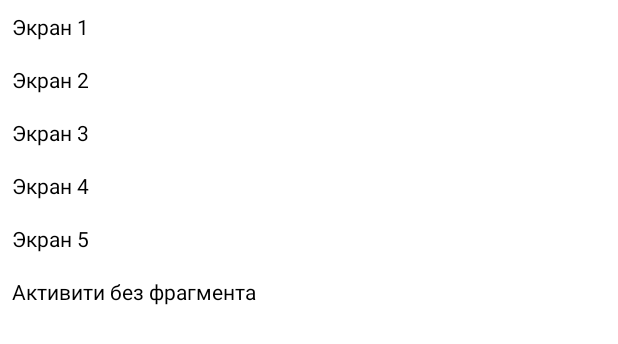
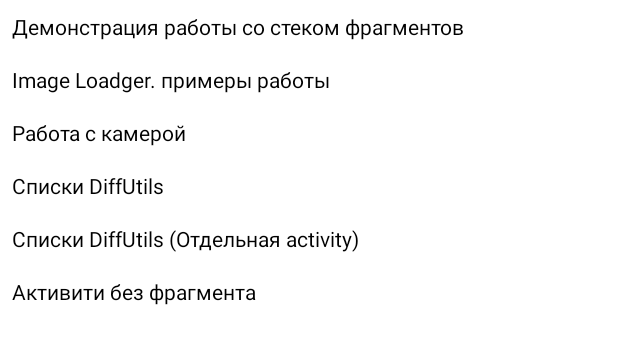
Before and after one commit to MrVilkaman/cleanbase, an Android app: the layout drawer.xml on its own in the app's theme, with its tools: preview values and no code run, on a phone screen of 412 x 824 dp. Shown: the top 344 px of the screen. Run offline under Robolectric (Android 15) with nearby library versions, the phone set to English and light mode, and no system bars.

Commit message:
change texts in drawer

```diff
--- a/app/src/main/res/layout/drawer.xml
+++ b/app/src/main/res/layout/drawer.xml
@@ -14,27 +14,27 @@
 		<RadioButton
 			android:id="@+id/menu_1"
 			style="@style/LeftMenuItem"
-			android:text="Экран 1"/>
+			android:text="Демонстрация работы со стеком фрагментов"/>
 
 		<RadioButton
 			android:id="@+id/menu_2"
 			style="@style/LeftMenuItem"
-			android:text="Экран 2"/>
+			android:text="Image Loadger. примеры работы"/>
 
 		<RadioButton
 			android:id="@+id/menu_3"
 			style="@style/LeftMenuItem"
-			android:text="Экран 3"/>
+			android:text="Работа с камерой"/>
 
 		<RadioButton
 			android:id="@+id/menu_4"
 			style="@style/LeftMenuItem"
-			android:text="Экран 4"/>
+			android:text="Списки DiffUtils"/>
 
 		<RadioButton
 			android:id="@+id/menu_5"
 			style="@style/LeftMenuItem"
-			android:text="Экран 5"/>
+			android:text="Списки DiffUtils (Отдельная activity)"/>
 
 		<RadioButton
 			android:id="@+id/menu_single_activity"
```
